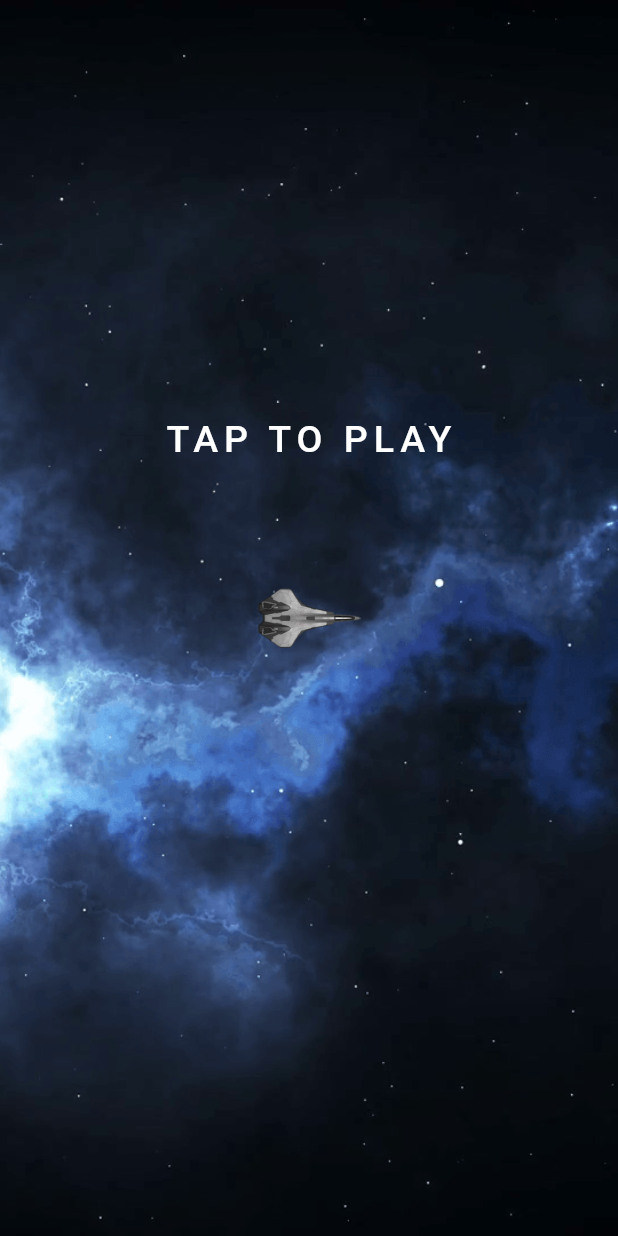
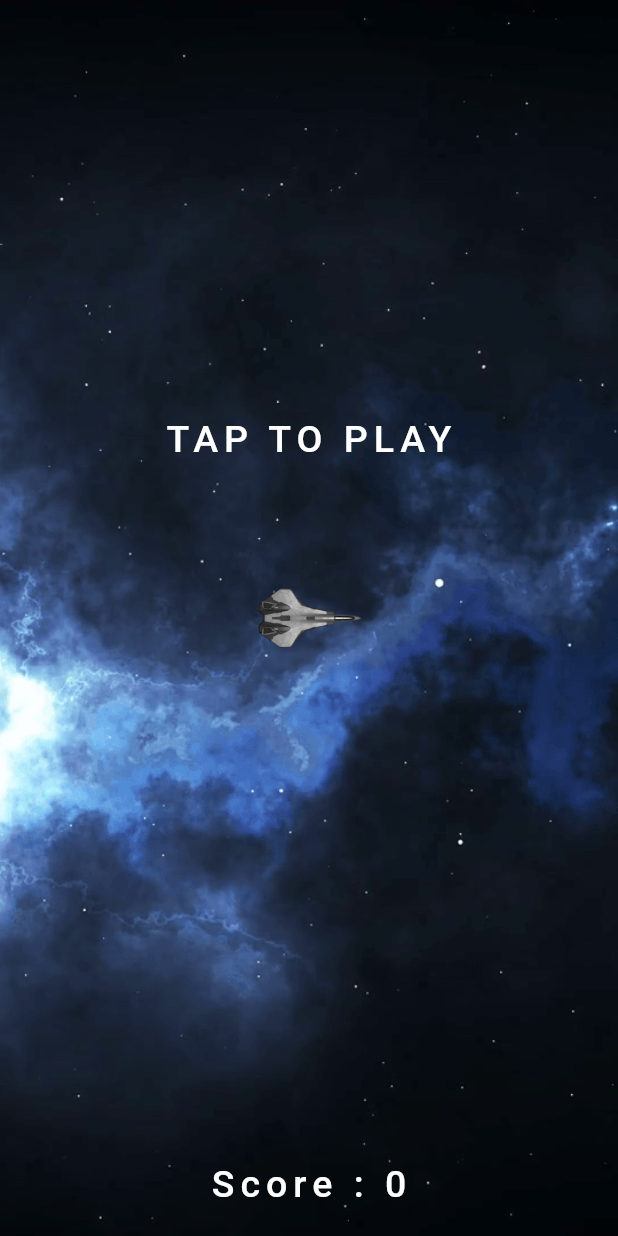
Before and after one commit to safadtm/space_attacker_game, a Flutter app: the screen it shows after launch, on a phone screen of 412 x 824 dp. Run offline on Flutter 3.47's test engine with Material 2 defaults, Android fonts, the phone set to English and light mode, and no system bars.

Commit message:
score created

```diff
--- a/lib/home_screen.dart
+++ b/lib/home_screen.dart
@@ -21,6 +21,8 @@ class _HomeScreenState extends State<HomeScreen> {
   double gravity = -4.9;
   bool isGameRunning = false;
 
+  int score = 0;
+
   List<GlobalKey> globalKeys = [];
   GlobalKey shipGlobalKey = GlobalKey();
 
@@ -29,20 +31,20 @@ class _HomeScreenState extends State<HomeScreen> {
   List<AsteriodData> setAsteroidData() {
     List<AsteriodData> data = [
       AsteriodData(
-        size: const Size(40, 60),
-        alignment: const Alignment(2, 0.7),
+        size: const Size(70, 70),
+        alignment: const Alignment(3.9, 0.7),
       ),
       AsteriodData(
-        size: const Size(80, 100),
-        alignment: const Alignment(1.5, -0.5),
+        size: const Size(100, 100),
+        alignment: const Alignment(1.8, -0.5),
       ),
       AsteriodData(
-        size: const Size(40, 50),
-        alignment: const Alignment(3, -0.2),
+        size: const Size(40, 40),
+        alignment: const Alignment(3, -0.3),
       ),
       AsteriodData(
-        size: const Size(60, 30),
-        alignment: const Alignment(2.2, 0.2),
+        size: const Size(60, 60),
+        alignment: const Alignment(2.3, 0.5),
       ),
     ];
 
@@ -112,6 +114,21 @@ class _HomeScreenState extends State<HomeScreen> {
     } else {
       asteroidData[3].alignment = Alignment(2.2, generateRandomNumber());
     }
+
+    /////////////////////////////
+
+    if (asteriod1.x <= 0.021 && asteriod1.x >= 0.001) {
+      score++;
+    }
+    if (asteriod2.x <= 0.02 && asteriod2.x >= 0.001) {
+      score++;
+    }
+    if (asteriod3.x <= 0.021 && asteriod3.x >= 0.001) {
+      score++;
+    }
+    if (asteriod4.x <= 0.021 && asteriod4.x >= 0.001) {
+      score++;
+    }
   }
 
   bool isShipColoded() {
@@ -155,7 +172,7 @@ class _HomeScreenState extends State<HomeScreen> {
       bool _isCollided =
           (shipPosition.dx < asteroidPosition.dx + asteroidSize.width &&
               shipPosition.dx + shipSize.width > asteroidPosition.dx &&
-              asteroidPosition.dy < asteroidPosition.dy + asteroidSize.height &&
+              shipPosition.dy < asteroidPosition.dy + asteroidSize.height &&
               shipPosition.dy + shipSize.height > asteroidPosition.dy);
       if (_isCollided) {
         isCollided = true;
@@ -191,6 +208,7 @@ class _HomeScreenState extends State<HomeScreen> {
       time = 0.0;
       velocity = 2.9;
       gravity = -4.9;
+      score = 0;
       isGameRunning = false;
     });
   }
@@ -290,6 +308,18 @@ class _HomeScreenState extends State<HomeScreen> {
                         ),
                       ),
                     ),
+              Align(
+                alignment: const Alignment(0, 0.95),
+                child: Text(
+                  "Score : $score",
+                  style: const TextStyle(
+                    fontSize: 25,
+                    letterSpacing: 4,
+                    color: Colors.white,
+                    fontWeight: FontWeight.w500,
+                  ),
+                ),
+              )
             ],
           ),
         ),
```
